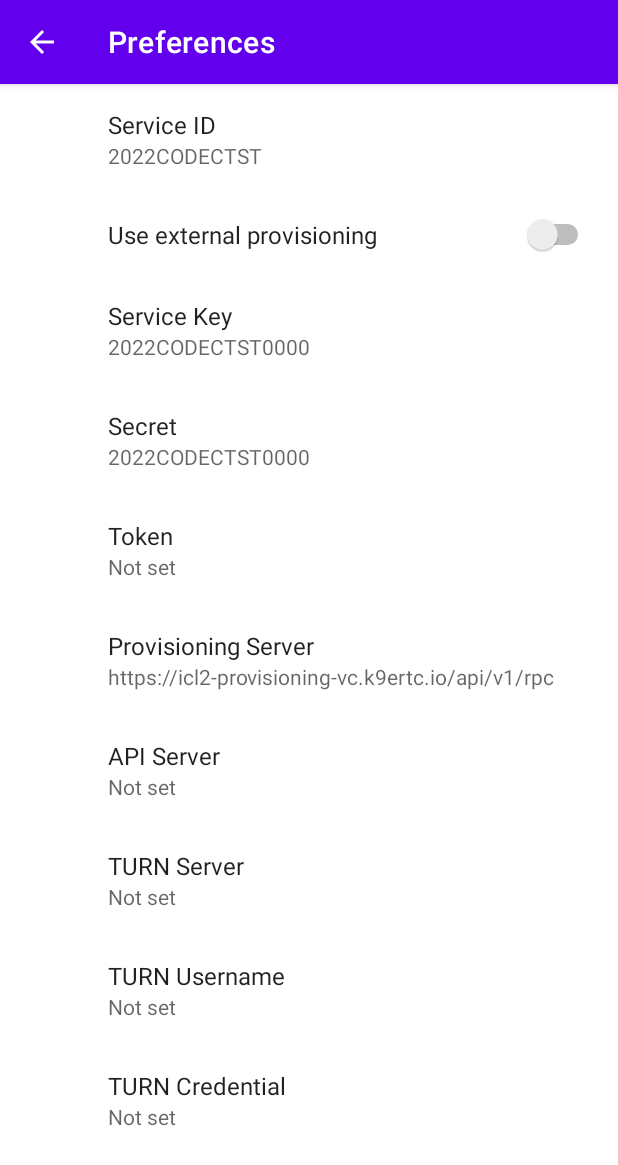
After one commit to kakaoi-clive/android-sample, an Android app: the PreferencesActivity screen opened directly, with no data from a screen before it, on a phone screen of 412 x 824 dp. The commit adds this screen. Shown: the top 1165 px of the screen. Run offline under Robolectric (Android 15) with nearby library versions, the phone set to English and light mode, and no system bars; our stand-ins replace androidx.preference.

Commit message:
Introduce PreferencesActivity

```diff
--- a/demo/build.gradle
+++ b/demo/build.gradle
@@ -44,12 +44,14 @@ dependencies {
     implementation 'androidx.appcompat:appcompat:1.4.2'
     implementation 'androidx.constraintlayout:constraintlayout:2.1.4'
     implementation 'androidx.fragment:fragment-ktx:1.4.1'
+    implementation 'androidx.preference:preference-ktx:1.2.0'
 
     implementation 'androidx.lifecycle:lifecycle-service:2.4.1'
     implementation 'androidx.lifecycle:lifecycle-livedata-ktx:2.4.1'
     implementation 'androidx.lifecycle:lifecycle-viewmodel-ktx:2.4.1'
 
     implementation 'com.google.android.material:material:1.6.1'
+    implementation 'androidx.preference:preference:1.1.1'
 
     testImplementation 'junit:junit:4.13.2'
     androidTestImplementation 'androidx.test.ext:junit:1.1.3'
--- a/demo/src/main/AndroidManifest.xml
+++ b/demo/src/main/AndroidManifest.xml
@@ -24,6 +24,12 @@
                 <category android:name="android.intent.category.LAUNCHER" />
             </intent-filter>
         </activity>
+
+        <activity
+            android:name=".PreferencesActivity"
+            android:exported="false"
+            android:label="@string/title_activity_preferences" />
+
     </application>
 
 </manifest>
--- /dev/null
+++ b/demo/src/main/java/io/kakaoi/connectlive/demo/PreferencesActivity.kt
@@ -0,0 +1,30 @@
+package io.kakaoi.connectlive.demo
+
+import android.os.Bundle
+import android.view.MenuItem
+import androidx.appcompat.app.AppCompatActivity
+import androidx.preference.PreferenceFragmentCompat
+
+class PreferencesActivity : AppCompatActivity() {
+
+    override fun onCreate(savedInstanceState: Bundle?) {
+        super.onCreate(savedInstanceState)
+        setContentView(R.layout.activity_preferences)
+        supportActionBar?.setDisplayHomeAsUpEnabled(true)
+    }
+
+    override fun onOptionsItemSelected(item: MenuItem): Boolean {
+        when(item.itemId) {
+            android.R.id.home -> onBackPressed()
+            else -> return super.onOptionsItemSelected(item)
+        }
+
+        return true
+    }
+
+    class Content : PreferenceFragmentCompat() {
+        override fun onCreatePreferences(savedInstanceState: Bundle?, rootKey: String?) {
+            setPreferencesFromResource(R.xml.preferences_service, rootKey)
+        }
+    }
+}
--- /dev/null
+++ b/demo/src/main/res/layout/activity_preferences.xml
@@ -0,0 +1,11 @@
+<LinearLayout xmlns:android="http://schemas.android.com/apk/res/android"
+    android:layout_width="match_parent"
+    android:layout_height="match_parent">
+
+    <fragment
+        android:id="@+id/content"
+        android:name="io.kakaoi.connectlive.demo.PreferencesActivity$Content"
+        android:layout_width="match_parent"
+        android:layout_height="match_parent" />
+
+</LinearLayout>
--- /dev/null
+++ b/demo/src/main/res/values/preferences.xml
@@ -0,0 +1,4 @@
+<?xml version="1.0" encoding="utf-8"?>
+<resources translatable="false">
+    <string name="key_preferences">key_preferences</string>
+</resources>
--- a/demo/src/main/res/values/strings.xml
+++ b/demo/src/main/res/values/strings.xml
@@ -6,4 +6,5 @@
     <string name="connect">Connect</string>
     <string name="disconnect">Disconnect</string>
     <string name="sdk_version_is">SDK version:\n %s</string>
+    <string name="title_activity_preferences">Preferences</string>
 </resources>
--- /dev/null
+++ b/demo/src/main/res/xml/preferences_service.xml
@@ -0,0 +1,57 @@
+<?xml version="1.0" encoding="utf-8"?>
+<PreferenceScreen xmlns:app="http://schemas.android.com/apk/res-auto">
+
+    <EditTextPreference
+        app:defaultValue="2022CODECTST"
+        app:key="key_service_id"
+        app:title="Service ID"
+        app:useSimpleSummaryProvider="true" />
+
+    <SwitchPreference
+        app:key="key_use_external"
+        app:title="Use external provisioning" />
+
+    <EditTextPreference
+        app:defaultValue="2022CODECTST0000"
+        app:key="key_service_key"
+        app:title="Service Key"
+        app:useSimpleSummaryProvider="true" />
+
+    <EditTextPreference
+        app:defaultValue="2022CODECTST0000"
+        app:key="key_secret"
+        app:title="Secret"
+        app:useSimpleSummaryProvider="true" />
+
+    <EditTextPreference
+        app:key="key_token"
+        app:title="Token"
+        app:useSimpleSummaryProvider="true" />
+
+    <EditTextPreference
+        app:defaultValue="https://icl2-provisioning-vc.k9ertc.io/api/v1/rpc"
+        app:key="key_provisioning_url"
+        app:title="Provisioning Server"
+        app:useSimpleSummaryProvider="true" />
+
+    <EditTextPreference
+        app:key="key_api_url"
+        app:title="API Server"
+        app:useSimpleSummaryProvider="true" />
+
+    <EditTextPreference
+        app:key="key_turn_server"
+        app:title="TURN Server"
+        app:useSimpleSummaryProvider="true" />
+
+    <EditTextPreference
+        app:key="key_turn_username"
+        app:title="TURN Username"
+        app:useSimpleSummaryProvider="true" />
+
+    <EditTextPreference
+        app:key="key_turn_credential"
+        app:title="TURN Credential"
+        app:useSimpleSummaryProvider="true" />
+
+</PreferenceScreen>
```
Also changed, not shown: demo/src/main/java/io/kakaoi/connectlive/demo/MainActivity.kt (+18 -0 lines), demo/src/main/java/io/kakaoi/connectlive/demo/ui/lobby/LobbyFragment.kt (+19 -8 lines), demo/src/main/res/layout/fragment_lobby.xml (+16 -15 lines), demo/src/main/res/menu/activity_main_drawer.xml (+9 -3 lines), demo/src/main/res/xml/preferences_lobby.xml (added, +8 -0 lines).
